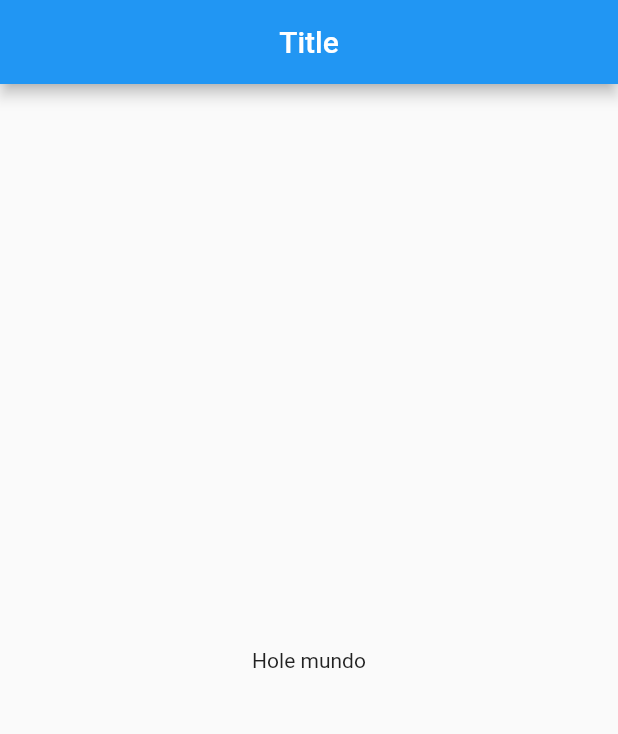
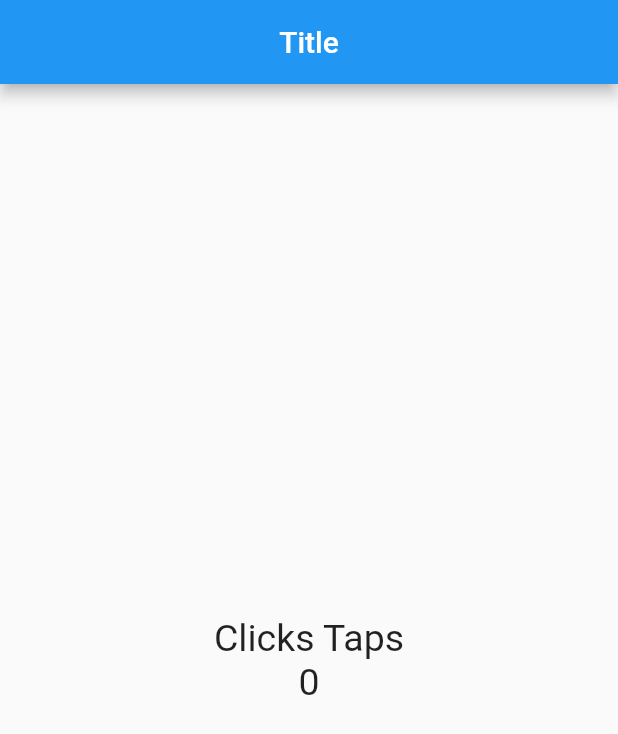
Before and after one commit to alanmaranto/counterapp, a Flutter app: the screen it shows after launch, on a phone screen of 412 x 824 dp. Shown: the top 734 px of the screen. Run offline on Flutter 3.47's test engine with Material 2 defaults, Android fonts, the phone set to English and light mode, and no system bars.

Commit message:
enhancement(home page): add column and styles

```diff
--- a/lib/src/pages/home_page.dart
+++ b/lib/src/pages/home_page.dart
@@ -1,6 +1,9 @@
 import 'package:flutter/material.dart';
 
 class HomePage extends StatelessWidget {
+
+  final counterStyle = TextStyle(fontSize: 25);
+
   @override
   Widget build(BuildContext context) {
     return Scaffold(
@@ -9,7 +12,18 @@ class HomePage extends StatelessWidget {
           centerTitle: true,
         ),
         body: Center(
-          child: Text('Hole mundo'),
-        ));
+            child: Column(
+          mainAxisAlignment: MainAxisAlignment.center,
+          children: [
+            Text(
+              'Clicks Taps',
+              style: counterStyle,
+            ),
+            Text(
+              '0',
+              style: counterStyle,
+            ),
+          ],
+        )));
   }
 }
```
